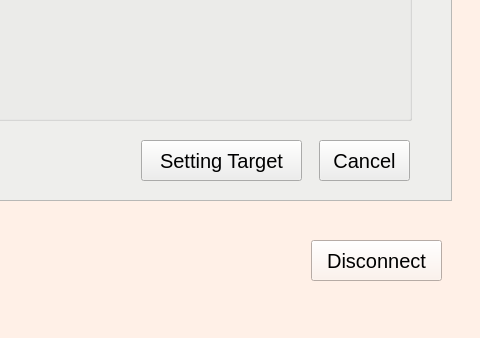
Before: the Qt Designer form junbot_gui/ui/robotinterface.ui in lacie-life/junbot_core, drawn with Qt 5; both pictures show x 789 to 1269 and y 420 to 758 of the 1269 by 758 pixel window.
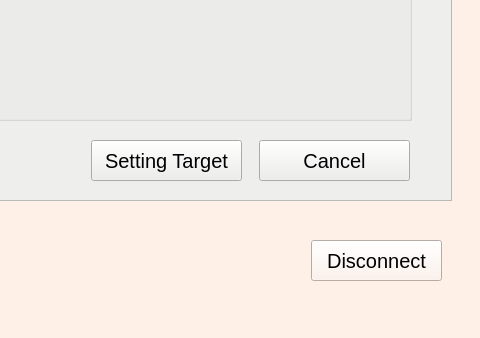
After: the same form once the commit is applied. Icons and pictures are not drawn.

Commit message: [UPDATE] Thêm code phân quyền Setting Target

What changed in the file:
```diff
--- a/junbot_gui/ui/robotinterface.ui
+++ b/junbot_gui/ui/robotinterface.ui
@@ -279,9 +279,9 @@
       <widget class="QPushButton" name="settingTarget_btn">
        <property name="geometry">
         <rect>
-         <x>410</x>
+         <x>360</x>
          <y>420</y>
-         <width>161</width>
+         <width>151</width>
          <height>41</height>
         </rect>
        </property>
@@ -318,9 +318,9 @@
       <widget class="QPushButton" name="cancelWidget_btn">
        <property name="geometry">
         <rect>
-         <x>588</x>
+         <x>528</x>
          <y>420</y>
-         <width>91</width>
+         <width>151</width>
          <height>41</height>
         </rect>
        </property>
```
The commit also changes 1 other file.
